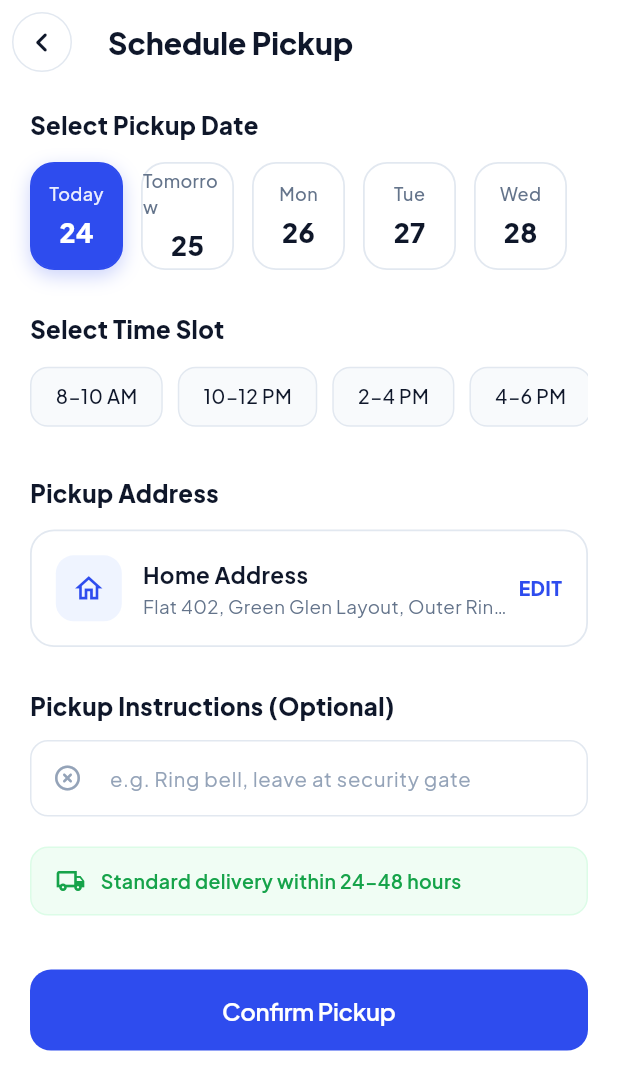
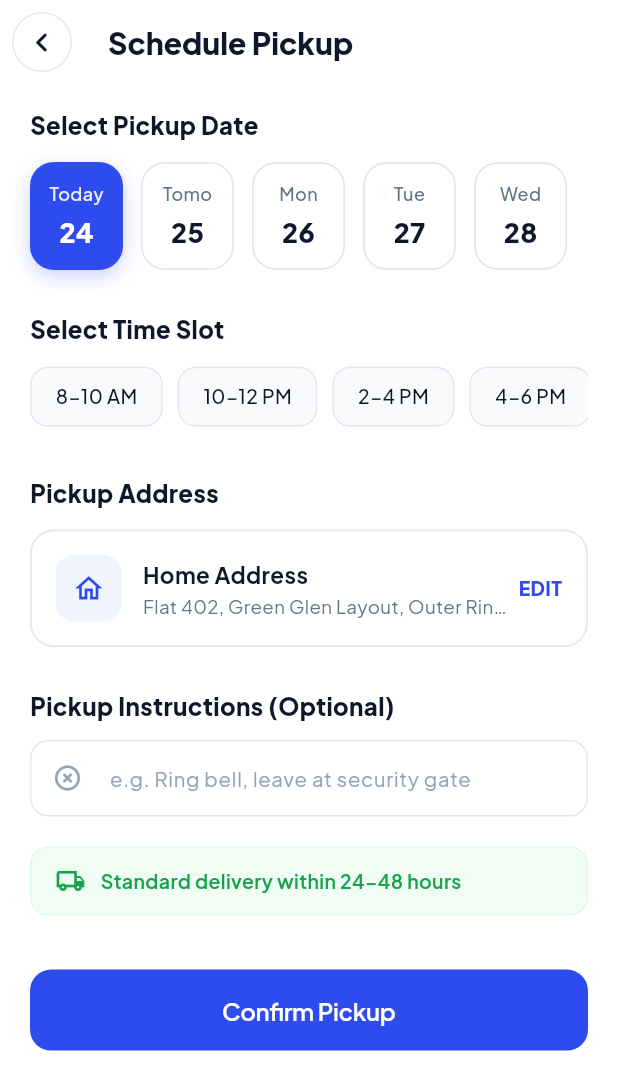
Before and after one commit to testyesdhobi-maker/yesdhobi_customer, a Flutter app: the SchedulePickupScreen screen opened directly, on a phone screen of 412 x 824 dp. Shown: the top 1090 px of the screen. Run offline on Flutter 3.47's test engine with Material 3 defaults, Android fonts, the phone set to English and light mode, and no system bars; our stand-ins replace google_fonts.

Commit message:
fix: update date chip label to Tomo in schedule pickup

```diff
--- a/lib/screens/schedule_pickup_screen.dart
+++ b/lib/screens/schedule_pickup_screen.dart
@@ -20,7 +20,7 @@ class _SchedulePickupScreenState extends State<SchedulePickupScreen> {
 
   final List<Map<String, String>> _dateOptions = [
     {'day': 'Today', 'date': '24'},
-    {'day': 'Tomorrow', 'date': '25'},
+    {'day': 'Tomo', 'date': '25'},
     {'day': 'Mon', 'date': '26'},
     {'day': 'Tue', 'date': '27'},
     {'day': 'Wed', 'date': '28'},
```
